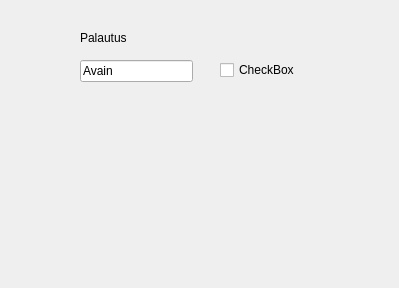
Before: the Qt Designer form palautusPop.ui in 50904/Autolainaus, drawn with Qt 5.
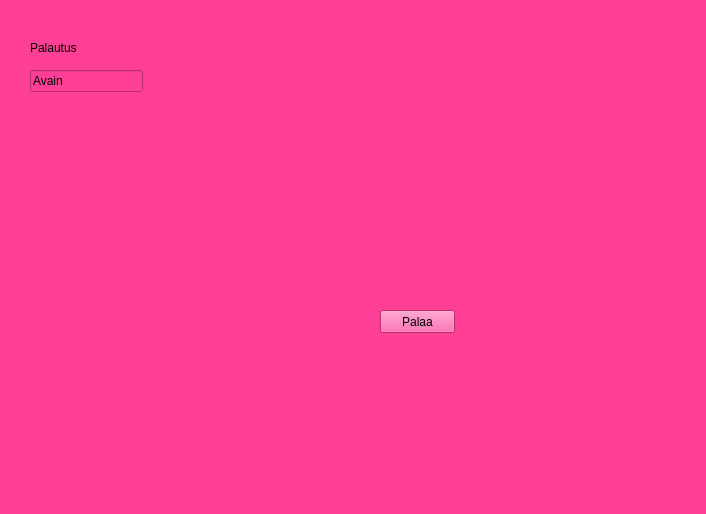
After: the same form once the commit is applied. Icons and pictures are not drawn.

```diff
--- a/palautusPop.ui
+++ b/palautusPop.ui
@@ -6,18 +6,21 @@
    <rect>
     <x>0</x>
     <y>0</y>
-    <width>399</width>
-    <height>288</height>
+    <width>706</width>
+    <height>514</height>
    </rect>
   </property>
   <property name="windowTitle">
    <string>Form</string>
   </property>
+  <property name="styleSheet">
+   <string notr="true">background-color: rgb(255, 64, 150);</string>
+  </property>
   <widget class="QLabel" name="label">
    <property name="geometry">
     <rect>
-     <x>80</x>
-     <y>30</y>
+     <x>30</x>
+     <y>40</y>
      <width>81</width>
      <height>16</height>
     </rect>
@@ -29,8 +32,8 @@
   <widget class="QLineEdit" name="lineEdit">
    <property name="geometry">
     <rect>
-     <x>80</x>
-     <y>60</y>
+     <x>30</x>
+     <y>70</y>
      <width>113</width>
      <height>22</height>
     </rect>
@@ -39,17 +42,40 @@
     <string>Avain</string>
    </property>
   </widget>
-  <widget class="QCheckBox" name="checkBox">
+  <widget class="QPushButton" name="palaaPushButton">
    <property name="geometry">
     <rect>
-     <x>220</x>
-     <y>60</y>
-     <width>79</width>
-     <height>20</height>
+     <x>380</x>
+     <y>310</y>
+     <width>75</width>
+     <height>23</height>
     </rect>
    </property>
+   <property name="styleSheet">
+    <string notr="true">
+color: rgb(0, 0, 0);</string>
+   </property>
    <property name="text">
-    <string>CheckBox</string>
+    <string>Palaa</string>
+   </property>
+  </widget>
+  <widget class="QLabel" name="studentPictureLabel">
+   <property name="geometry">
+    <rect>
+     <x>70</x>
+     <y>310</y>
+     <width>161</width>
+     <height>161</height>
+    </rect>
+   </property>
+   <property name="text">
+    <string/>
+   </property>
+   <property name="pixmap">
+    <pixmap resource="testPictures.qrc">:/png/student.png</pixmap>
+   </property>
+   <property name="scaledContents">
+    <bool>true</bool>
    </property>
   </widget>
  </widget>
```
Left out of the diff: 4 changed lines with no effect on the pictures.
